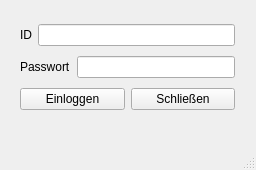
First picture: the form in mainwindow.ui, repository m1thraz/cpp-hotel-app, before the edit.
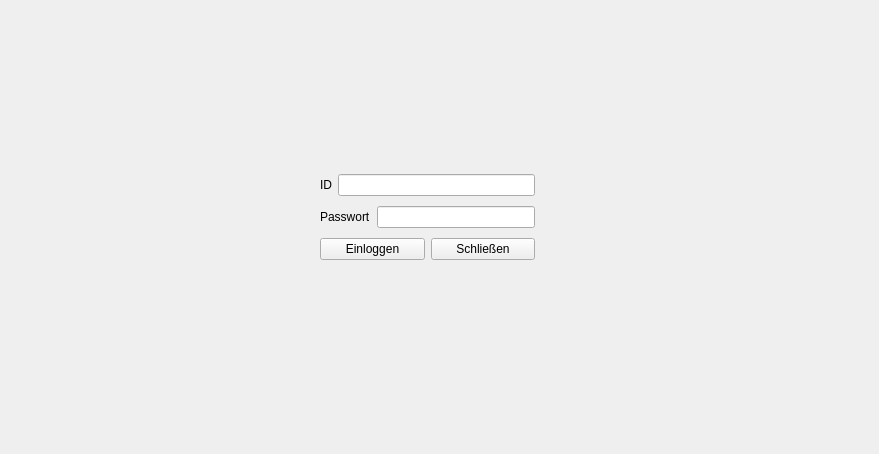
Second picture: the form after the edit.

Commit message: Naming Objects of Login Screen

What changed in the file:
```diff
--- a/mainwindow.ui
+++ b/mainwindow.ui
@@ -6,19 +6,19 @@
    <rect>
     <x>0</x>
     <y>0</y>
-    <width>256</width>
-    <height>170</height>
+    <width>879</width>
+    <height>454</height>
    </rect>
   </property>
   <property name="windowTitle">
    <string>MainWindow</string>
   </property>
   <widget class="QWidget" name="centralwidget">
-   <widget class="QWidget" name="">
+   <widget class="QWidget" name="layoutWidget">
     <property name="geometry">
      <rect>
-      <x>20</x>
-      <y>20</y>
+      <x>320</x>
+      <y>170</y>
       <width>215</width>
       <height>95</height>
      </rect>
@@ -80,17 +80,6 @@
     </layout>
    </widget>
   </widget>
-  <widget class="QStatusBar" name="statusbar"/>
-  <widget class="QMenuBar" name="menubar">
-   <property name="geometry">
-    <rect>
-     <x>0</x>
-     <y>0</y>
-     <width>256</width>
-     <height>22</height>
-    </rect>
-   </property>
-  </widget>
  </widget>
  <resources/>
  <connections>
```
Left out of the diff: 16 changed lines with no effect on the pictures. The commit also changes 3 other files.
